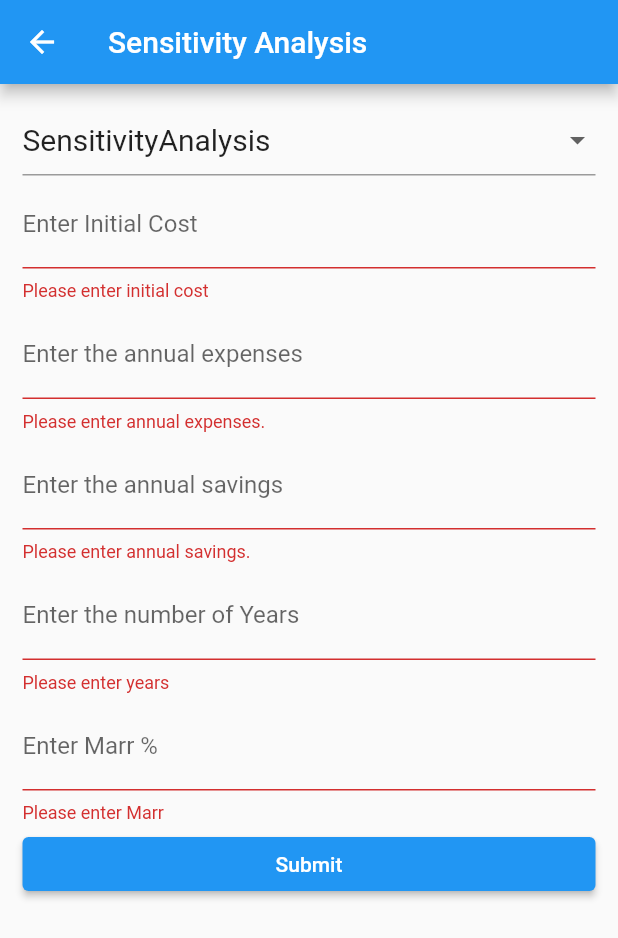
After one commit to Bibek-Dahal/financial_calculator, a Flutter app: the Sensitivity screen opened directly, after a tap on "Submit", on a phone screen of 412 x 824 dp. The commit adds this screen. Shown: the top 938 px of the screen. Run offline on Flutter 3.47's test engine with Material 2 defaults, Android fonts, the phone set to English and light mode, and no system bars; our stand-ins replace syncfusion_flutter_charts; missing offline and left inert: dart:ffi.

Commit message:
Completed Sensitivity Analysis

```diff
--- /dev/null
+++ b/lib/screens/sensitivity.dart
@@ -0,0 +1,353 @@
+import 'package:flutter/material.dart';
+import 'dart:math';
+import 'package:syncfusion_flutter_charts/charts.dart';
+import 'package:financial_calc/screens/sensitivitychart.dart';
+
+class Sensitivity extends StatefulWidget {
+  const Sensitivity({Key? key}) : super(key: key);
+
+  @override
+  State<Sensitivity> createState() => _SensitivityState();
+}
+
+class _SensitivityState extends State<Sensitivity> {
+  double rate = 0.0;
+  int years = 0;
+  Map calculations = <String, dynamic>{};
+  List results = [];
+  double initialCost = 0.0;
+  double salvageValue = 0.0;
+  double savings = 0.0;
+  double expenses = 0.0;
+  bool isCalculated = false;
+  double pcin = 0.0;
+  double pcsav = 0.0;
+  double pcexp = 0.0;
+  double pcyear = 0.0;
+  String pcininvestment = "";
+  String pcinsavings = "";
+  String pcinexpenses = "";
+
+
+  String dropdownValue = 'SensitivityAnalysis';
+  final drowDownItems = ['SensitivityAnalysis', 'SpiderPlot'];
+
+  final _formKey = GlobalKey<FormState>();
+  final initialCostController = TextEditingController();
+  final savingsController = TextEditingController();
+  final marrController = TextEditingController();
+  final yearsController = TextEditingController();
+  final expensesController = TextEditingController();
+
+  void sensitivitycalc() {
+    pcin = ((((savings - expenses) * (1 - 1 / pow((1 + rate), years)) / rate) /initialCost) -1)*100;
+    pcsav = -((((initialCost * rate) / (1 - 1 / pow((1 + rate), years)) + expenses) / savings) - 1)*100;
+    pcexp = -((((initialCost * rate) / (1 - 1 / pow((1 + rate), years)) - savings) / expenses) + 1)*100;
+    setState(() {
+      pcininvestment = pcin.toStringAsFixed(2);
+      pcinsavings = pcsav.toStringAsFixed(2);
+      pcinexpenses = pcexp.toStringAsFixed(2);
+
+      isCalculated = true;
+    });
+
+  }
+
+  void spiderplot() {
+    List tables = [];
+    for (double x = -0.4; x <= 0.4; x += 0.1) {
+      pcin = (-initialCost) * (1 + x) + ((savings - expenses) * (1 - 1 / pow((1 + rate), years)) / rate);
+      pcsav = (-initialCost) + ((savings * (1 + x) - expenses) * (1 - 1 / pow((1 + rate), years)) / rate);
+      pcexp = (-initialCost) + ((savings - expenses * (1 + x)) * (1 - 1 / pow((1 + rate), years)) / rate);
+      pcyear = (-initialCost) + ((savings - expenses) * (1 - 1 / pow((1 + rate), years * (1 + x))) / rate);
+
+      calculations = {
+        'interestchange': double.parse(x.toStringAsFixed(2)),
+        'investmentchange': double.parse(pcin.toStringAsFixed(2)),
+        'savingschange': double.parse(pcsav.toStringAsFixed(2)),
+        'expenseschange': double.parse(pcexp.toStringAsFixed(2)),
+        'yearschange': double.parse(pcyear.toStringAsFixed(2)),
+      };
+      tables.add(calculations);
+    }
+    setState(() {
+      results = tables;
+      isCalculated = true;
+    });
+    ;
+  }
+
+
+  @override
+  void dispose() {
+    marrController.dispose();
+    initialCostController.dispose();
+    savingsController.dispose();
+    expensesController.dispose();
+    yearsController.dispose();
+    super.dispose();
+  }
+
+  @override
+  Widget build(BuildContext context) {
+    return Scaffold(
+        appBar: AppBar(
+          title: Text('Sensitivity Analysis'),
+        ),
+        body: Form(
+          key: _formKey,
+          child: Padding(
+            padding:
+                const EdgeInsets.symmetric(vertical: 10.0, horizontal: 15.0),
+            child: Padding(
+              padding: const EdgeInsets.only(top: 3.0, bottom: 3.0),
+              child: ListView(
+                children: [
+                  DropdownButtonFormField(
+                    isExpanded: true,
+                    value: dropdownValue,
+                    onChanged: (String? newValue) {
+                      setState(() {
+                        dropdownValue = newValue!;
+
+                        isCalculated = false;
+                      });
+                    },
+                    items: drowDownItems
+                        .map<DropdownMenuItem<String>>((String value) {
+                      return DropdownMenuItem<String>(
+                        value: value,
+                        child: Text(
+                          value,
+                          style: TextStyle(fontSize: 20),
+                        ),
+                      );
+                    }).toList(),
+                  ),
+                  Padding(
+                    padding: const EdgeInsets.only(top: 3.0, bottom: 3.0),
+                    child: TextFormField(
+                      controller: initialCostController,
+                      decoration: const InputDecoration(
+                        border: UnderlineInputBorder(),
+                        labelText: 'Enter Initial Cost',
+                      ),
+                      keyboardType: TextInputType.number,
+                      validator: (value) {
+                        if (value == null || value.isEmpty) {
+                          return 'Please enter initial cost';
+                        } else if (double.parse(value) < 0) {
+                          return 'Please enter appropriate cost';
+                        } else {
+                          return null;
+                        }
+                      },
+                    ),
+                  ),
+                  Padding(
+                    padding: const EdgeInsets.only(top: 3.0, bottom: 3.0),
+                    child: TextFormField(
+                      controller: expensesController,
+                      decoration: const InputDecoration(
+                        border: UnderlineInputBorder(),
+                        labelText: 'Enter the annual expenses',
+                      ),
+                      keyboardType: TextInputType.number,
+                      validator: (value) {
+                        if (value == null || value.isEmpty) {
+                          return 'Please enter annual expenses.';
+                        } else if (double.parse(value) < 0) {
+                          return 'Please enter appropriate annual expenses';
+                        } else {
+                          return null;
+                        }
+                      },
+                    ),
+                  ),
+                  Padding(
+                    padding: const EdgeInsets.only(top: 3.0, bottom: 3.0),
+                    child: TextFormField(
+                      controller: savingsController,
+                      decoration: const InputDecoration(
+                        border: UnderlineInputBorder(),
+                        labelText: 'Enter the annual savings',
+                      ),
+                      keyboardType: TextInputType.number,
+                      validator: (value) {
+                        if (value == null || value.isEmpty) {
+                          return 'Please enter annual savings.';
+                        } else if (double.parse(value) < 0) {
+                          return 'Please enter appropriate annual savings';
+                        } else {
+                          return null;
+                        }
+                      },
+                    ),
+                  ),
+                  Padding(
+                    padding: const EdgeInsets.only(top: 3.0, bottom: 3.0),
+                    child: TextFormField(
+                      controller: yearsController,
+                      decoration: const InputDecoration(
+                        border: UnderlineInputBorder(),
+                        labelText: 'Enter the number of Years',
+                      ),
+                      keyboardType: TextInputType.number,
+                      validator: (value) {
+                        if (value == null || value.isEmpty) {
+                          return 'Please enter years';
+                        } else if (double.parse(value) < 0) {
+                          return 'Please enter years';
+                        } else {
+                          return null;
+                        }
+                      },
+                    ),
+                  ),
+                  Padding(
+                    padding: const EdgeInsets.only(top: 3.0, bottom: 3.0),
+                    child: TextFormField(
+                      controller: marrController,
+                      decoration: const InputDecoration(
+                        border: UnderlineInputBorder(),
+                        labelText: 'Enter Marr %',
+                      ),
+                      keyboardType: TextInputType.number,
+                      validator: (value) {
+                        if (value == null || value.isEmpty) {
+                          return 'Please enter Marr';
+                        } else if (double.parse(value) < 0) {
+                          return 'Please enter appropriate %';
+                        } else {
+                          return null;
+                        }
+                      },
+                    ),
+                  ),
+                  ElevatedButton(
+                    onPressed: () {
+                      // Validate returns true if the form is valid, or false otherwise.
+                      if (_formKey.currentState!.validate()) {
+
+                        years = int.parse(yearsController.text);
+                        initialCost = double.parse(initialCostController.text);
+                        savings = double.parse(savingsController.text);
+                        expenses = double.parse(expensesController.text);
+                        rate = double.parse(marrController.text) / 100;
+
+                        spiderplot();
+                        sensitivitycalc();
+                      }
+                    },
+                    child: const Text('Submit'),
+                  ),
+                  (isCalculated && dropdownValue == 'SpiderPlot')?ElevatedButton(
+                    onPressed: () {
+                      if (_formKey.currentState!.validate()) {
+                        years = int.parse(yearsController.text);
+                        initialCost = double.parse(initialCostController.text);
+                        savings = double.parse(savingsController.text);
+                        expenses = double.parse(expensesController.text);
+                        rate = double.parse(marrController.text) / 100;
+                        spiderplot();
+                        Navigator.push(
+                        context,
+                        MaterialPageRoute<void>(
+                            builder: (BuildContext context) => SensitivityChart(
+                                tables: results,
+                              )),
+                            );
+                      }
+                    },
+                    child: const Text('Show spider plot graph'),
+                  ):const Text(''),
+                  (isCalculated)?(dropdownValue == 'SensitivityAnalysis')?
+                    Padding(
+                      padding: const EdgeInsets.only(top: 3.0, bottom: 3.0),
+                      child: Column(children: [
+                              Text('Capital Investments: $pcininvestment%'),
+                              Text('Savings: $pcinsavings%'),
+                              Text('Exepnses: $pcinexpenses%'),
+                            ])
+                    ):displayTables(results): const Text(''),
+
+                ],
+              ),
+            ),
+          ),
+        ),
+        );
+  }
+}
+
+displayTables(tables) {
+  return SingleChildScrollView(
+    child: DataTable(
+      columns: const <DataColumn>[
+        DataColumn(
+          label: Expanded(
+            child: Text(
+              '% change in factor',
+              style: TextStyle(fontStyle: FontStyle.italic),
+            ),
+          ),
+        ),
+        DataColumn(
+          label: Expanded(
+            child: Text(
+              'Capital Investments',
+              style: TextStyle(fontStyle: FontStyle.italic),
+            ),
+          ),
+        ),
+        DataColumn(
+          label: Expanded(
+            child: Text(
+              'Annual Savings',
+              style: TextStyle(fontStyle: FontStyle.italic),
+            ),
+          ),
+        ),
+        DataColumn(
+          label: Expanded(
+            child: Text(
+              'Annual Expenses',
+              style: TextStyle(fontStyle: FontStyle.italic),
+            ),
+          ),
+        ),
+        DataColumn(
+          label: Expanded(
+            child: Text(
+              'Years',
+              style: TextStyle(fontStyle: FontStyle.italic),
+            ),
+          ),
+        ),
+      ],
+      rows: <DataRow>[
+        for (int i = 0; i < tables.length; i++)
+          DataRow(
+            cells: <DataCell>[
+              DataCell(
+                Text('${tables[i]['interestchange']}'),
+              ),
+              DataCell(
+                Text('${tables[i]['investmentchange']}'),
+              ),
+              DataCell(
+                Text('${tables[i]['savingschange']}'),
+              ),
+              DataCell(
+                Text('${tables[i]['expenseschange']}'),
+              ),
+              DataCell(
+                Text('${tables[i]['yearschange']}'),
+              ),
+            ],
+          )
+      ],
+    ),
+    scrollDirection: Axis.horizontal,
+  );
+}
--- a/pubspec.yaml
+++ b/pubspec.yaml
@@ -35,6 +35,7 @@ dependencies:
   # Use with the CupertinoIcons class for iOS style icons.
   cupertino_icons: ^1.0.2
   intl: ^0.17.0
+  syncfusion_flutter_charts: ^20.2.50
 
 dev_dependencies:
   flutter_test:
```
Also changed, not shown: lib/screens/home.dart (+15 -0 lines), lib/screens/sensitivitychart.dart (added, +100 -0 lines), pubspec.lock.
